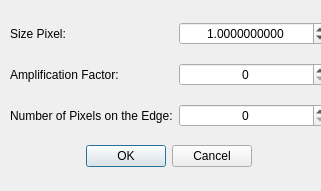
Old version of the form src/dialogProperties.ui in the repository ldsc/lvp.
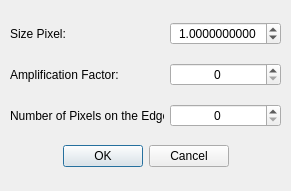
New version of the form. Icons and pictures are not drawn.

```diff
--- a/src/dialogProperties.ui
+++ b/src/dialogProperties.ui
@@ -6,13 +6,13 @@
    <rect>
     <x>0</x>
     <y>0</y>
-    <width>321</width>
+    <width>291</width>
     <height>191</height>
    </rect>
   </property>
   <property name="minimumSize">
    <size>
-    <width>321</width>
+    <width>291</width>
     <height>191</height>
    </size>
   </property>
@@ -34,7 +34,7 @@
     <rect>
      <x>10</x>
      <y>10</y>
-     <width>318</width>
+     <width>271</width>
      <height>171</height>
     </rect>
    </property>
```
